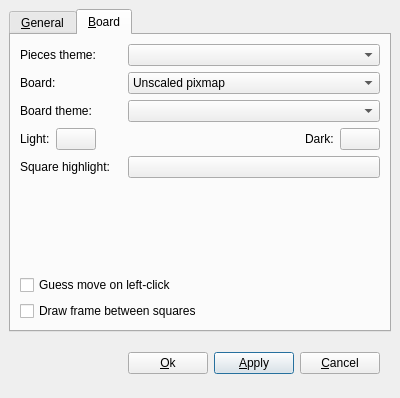
Qt form src/gui/preferences.ui (madnight/chessx) before a commit.
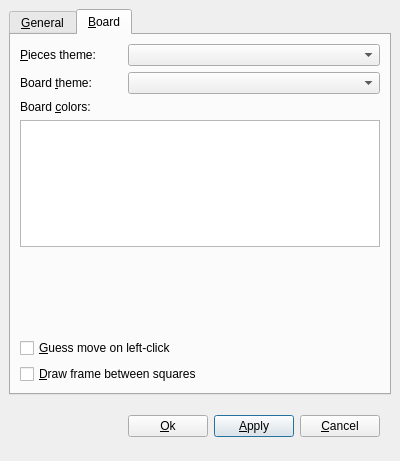
The same form after that commit. The open tabs and pages were chosen to show the change.

Commit message: New color editing widget.

Diff of the .ui file:
```diff
--- a/src/gui/preferences.ui
+++ b/src/gui/preferences.ui
@@ -6,7 +6,7 @@
     <x>0</x>
     <y>0</y>
     <width>400</width>
-    <height>398</height>
+    <height>461</height>
    </rect>
   </property>
   <property name="windowTitle" >
@@ -28,7 +28,7 @@
       <bool>false</bool>
      </property>
      <property name="currentIndex" >
-      <number>0</number>
+      <number>1</number>
      </property>
      <widget class="QWidget" name="tabPlayers" >
       <attribute name="title" >
@@ -91,122 +91,17 @@
        <property name="spacing" >
         <number>6</number>
        </property>
-       <item row="4" column="0" colspan="2" >
+       <item row="2" column="0" colspan="2" >
         <widget class="QLabel" name="label" >
          <property name="text" >
-          <string>Square highlight:</string>
+          <string>Board &amp;colors:</string>
          </property>
-        </widget>
-       </item>
-       <item row="4" column="2" >
-        <widget class="QPushButton" name="boardHighlightButton" >
-         <property name="sizePolicy" >
-          <sizepolicy>
-           <hsizetype>3</hsizetype>
-           <vsizetype>0</vsizetype>
-           <horstretch>1</horstretch>
-           <verstretch>0</verstretch>
-          </sizepolicy>
-         </property>
-         <property name="text" >
-          <string/>
-         </property>
-         <property name="flat" >
-          <bool>false</bool>
-         </property>
-        </widget>
-       </item>
-       <item row="5" column="1" >
-        <spacer>
-         <property name="orientation" >
-          <enum>Qt::Vertical</enum>
-         </property>
-         <property name="sizeType" >
-          <enum>QSizePolicy::Expanding</enum>
-         </property>
-         <property name="sizeHint" >
-          <size>
-           <width>20</width>
-           <height>50</height>
-          </size>
-         </property>
-        </spacer>
-       </item>
-       <item row="2" column="0" >
-        <widget class="QLabel" name="boardThemeLabel" >
-         <property name="text" >
-          <string>Board theme:</string>
-         </property>
-        </widget>
-       </item>
-       <item row="0" column="0" >
-        <widget class="QLabel" name="pieceThemeLabel" >
-         <property name="text" >
-          <string>Pieces theme:</string>
-         </property>
-        </widget>
-       </item>
-       <item row="1" column="0" >
-        <widget class="QLabel" name="textLabel1_3" >
-         <property name="text" >
-          <string>Board:</string>
-         </property>
-        </widget>
-       </item>
-       <item row="7" column="0" colspan="3" >
-        <widget class="QCheckBox" name="boardFrameCheck" >
-         <property name="text" >
-          <string>Draw frame between squares</string>
-         </property>
-        </widget>
-       </item>
-       <item row="6" column="0" colspan="3" >
-        <widget class="QCheckBox" name="guessMoveCheck" >
-         <property name="text" >
-          <string>Guess move on left-click</string>
-         </property>
-        </widget>
-       </item>
-       <item row="0" column="2" >
-        <widget class="QComboBox" name="pieceThemeCombo" >
-         <property name="sizePolicy" >
-          <sizepolicy>
-           <hsizetype>3</hsizetype>
-           <vsizetype>0</vsizetype>
-           <horstretch>0</horstretch>
-           <verstretch>0</verstretch>
-          </sizepolicy>
+         <property name="buddy" >
+          <cstring>boardColorsList</cstring>
          </property>
         </widget>
        </item>
        <item row="1" column="2" >
-        <widget class="QComboBox" name="boardTypeCombo" >
-         <property name="sizePolicy" >
-          <sizepolicy>
-           <hsizetype>3</hsizetype>
-           <vsizetype>0</vsizetype>
-           <horstretch>0</horstretch>
-           <verstretch>0</verstretch>
-          </sizepolicy>
-         </property>
-         <item>
-          <property name="text" >
-           <string>Unscaled pixmap</string>
-          </property>
-         </item>
-         <item>
-          <property name="text" >
-           <string>Scaled pixmap</string>
-          </property>
-         </item>
-         <item>
-          <property name="text" >
-           <string>Plain colors</string>
-          </property>
-         </item>
-        </widget>
-       </item>
-       <item row="2" column="2" >
         <widget class="QComboBox" name="boardThemeCombo" >
          <property name="sizePolicy" >
           <sizepolicy>
@@ -219,80 +114,69 @@
         </widget>
        </item>
        <item row="3" column="0" colspan="3" >
-        <layout class="QHBoxLayout" >
-         <property name="margin" >
-          <number>0</number>
-         </property>
-         <property name="spacing" >
-          <number>6</number>
-         </property>
-         <item>
-          <widget class="QLabel" name="lightLabel" >
-           <property name="text" >
-            <string>Light:</string>
-           </property>
-          </widget>
-         </item>
-         <item>
-          <widget class="QPushButton" name="boardLightButton" >
-           <property name="sizePolicy" >
-            <sizepolicy>
-             <hsizetype>0</hsizetype>
-             <vsizetype>0</vsizetype>
-             <horstretch>0</horstretch>
-             <verstretch>0</verstretch>
-            </sizepolicy>
-           </property>
+        <widget class="QListWidget" name="boardColorsList" />
+       </item>
+       <item row="1" column="0" >
+        <widget class="QLabel" name="boardThemeLabel" >
            <property name="text" >
-            <string/>
-           </property>
-           <property name="flat" >
-            <bool>false</bool>
+          <string>Board &amp;theme:</string>
+         </property>
+         <property name="buddy" >
+          <cstring>boardThemeCombo</cstring>
            </property>
           </widget>
          </item>
-         <item>
+       <item row="4" column="1" >
           <spacer>
            <property name="orientation" >
-            <enum>Qt::Horizontal</enum>
+          <enum>Qt::Vertical</enum>
            </property>
            <property name="sizeType" >
             <enum>QSizePolicy::Expanding</enum>
            </property>
            <property name="sizeHint" >
             <size>
-             <width>50</width>
-             <height>20</height>
+           <width>20</width>
+           <height>150</height>
             </size>
            </property>
           </spacer>
          </item>
-         <item>
-          <widget class="QLabel" name="darkLabel" >
-           <property name="text" >
-            <string>Dark:</string>
-           </property>
-          </widget>
-         </item>
-         <item>
-          <widget class="QPushButton" name="boardDarkButton" >
+       <item row="0" column="2" >
+        <widget class="QComboBox" name="pieceThemeCombo" >
            <property name="sizePolicy" >
             <sizepolicy>
-             <hsizetype>0</hsizetype>
+           <hsizetype>3</hsizetype>
              <vsizetype>0</vsizetype>
-             <horstretch>1</horstretch>
+           <horstretch>0</horstretch>
              <verstretch>0</verstretch>
             </sizepolicy>
            </property>
+        </widget>
+       </item>
+       <item row="5" column="0" colspan="3" >
+        <widget class="QCheckBox" name="guessMoveCheck" >
            <property name="text" >
-            <string/>
-           </property>
-           <property name="flat" >
-            <bool>false</bool>
+          <string>&amp;Guess move on left-click</string>
+         </property>
+        </widget>
+       </item>
+       <item row="6" column="0" colspan="3" >
+        <widget class="QCheckBox" name="boardFrameCheck" >
+         <property name="text" >
+          <string>&amp;Draw frame between squares</string>
            </property>
           </widget>
          </item>
-        </layout>
+       <item row="0" column="0" >
+        <widget class="QLabel" name="pieceThemeLabel" >
+         <property name="text" >
+          <string>&amp;Pieces theme:</string>
+         </property>
+         <property name="buddy" >
+          <cstring>pieceThemeCombo</cstring>
+         </property>
+        </widget>
        </item>
       </layout>
      </widget>
```
Left out of the diff: 17 changed lines with no effect on the pictures. Lines whose indentation alone changed are shown as unchanged. The commit also changes 7 other files.
